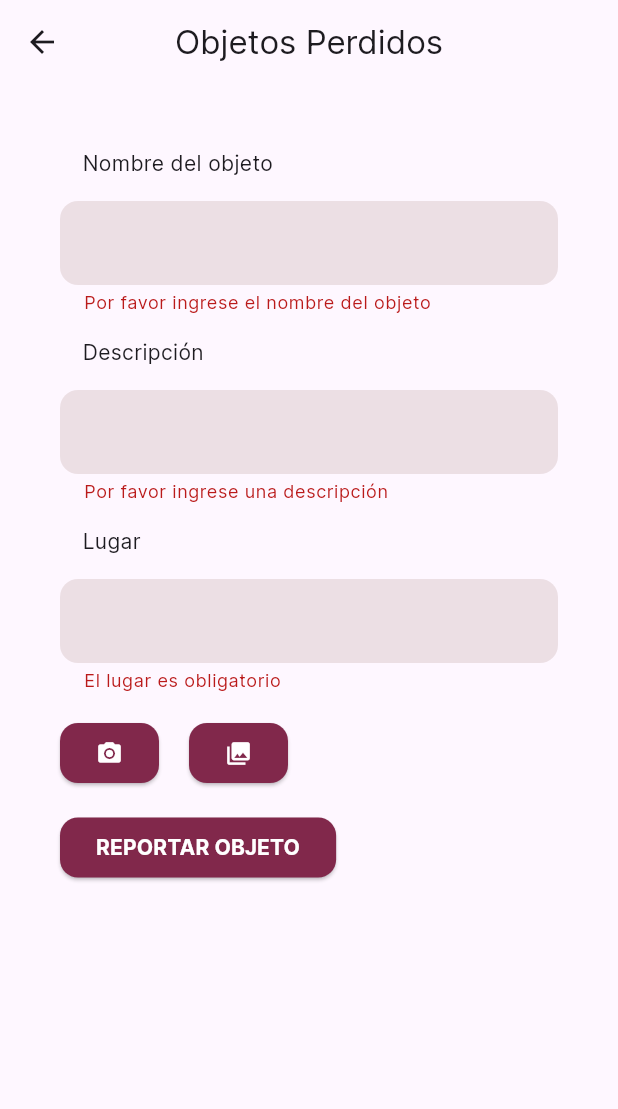
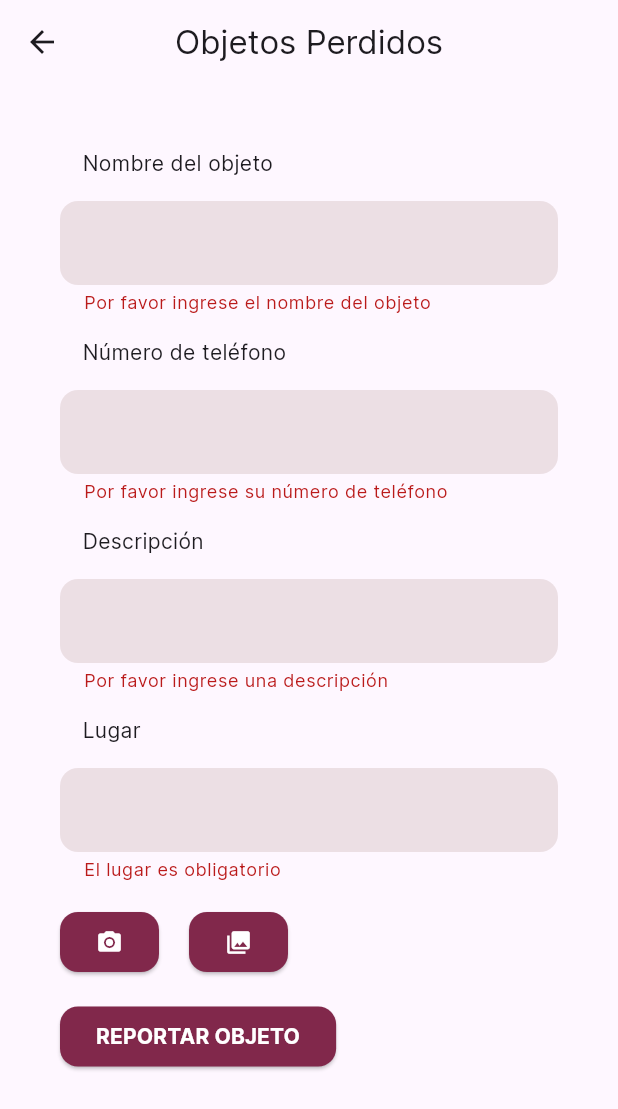
Before and after one commit to PabloToledoBarahona/UniFindApp, a Flutter app: the LostItemForm screen opened directly, after a tap on "REPORTAR OBJETO", on a phone screen of 412 x 824 dp. Shown: the top 1109 px of the screen. Run offline on Flutter 3.47's test engine with Material 2 defaults, Android fonts, the light colour scheme and no system bars; our stand-ins replace cloud_firestore, firebase_auth, firebase_core, firebase_storage, image_picker; accounts and stored records are empty.

Commit message:
modificacion Joseph

```diff
--- a/lib/views/lost_item/lost_item_form_controller.dart
+++ b/lib/views/lost_item/lost_item_form_controller.dart
@@ -13,7 +13,6 @@ class LostItemFormController {
   final _firebaseStorage = FirebaseStorage.instance;
   final _auth = FirebaseAuth.instance;
   final CollectionReference collection = FirebaseFirestore.instance.collection('lost_items');
-
 
   File? get image => _image;
 
@@ -48,7 +47,8 @@ class LostItemFormController {
       {required String title,
       required String description,
       required String location,
-      String? imageUrl}) async {
+      String? imageUrl,
+      required String phoneNumber}) async {
     final uid = _auth.currentUser!.uid;
     await _firestore.collection('lost_items').add({
       'name': title,
@@ -57,7 +57,8 @@ class LostItemFormController {
       'imageUrl': imageUrl,
       'timestamp': FieldValue.serverTimestamp(),
       'userId': uid,
-      'userEmail' : _auth.currentUser!.email!
+      'userEmail': _auth.currentUser!.email!,
+      'phoneNumber': phoneNumber,
     });
   }
 
@@ -81,4 +82,10 @@ Stream<List<LostItem>> fetchLostItems() {
     });
   }
 
+  String? validatePhoneNumber(String? value) {
+    if (value == null || value.trim().isEmpty) {
+      return 'Por favor ingrese su número de teléfono';
     }
+    return null;
+  }
+}
--- a/lib/views/lost_item/lost_item_page.dart
+++ b/lib/views/lost_item/lost_item_page.dart
@@ -15,6 +15,7 @@ class _LostItemFormState extends State<LostItemForm> {
   String _title = '';
   String _description = '';
   String _location = '';
+  String _phoneNumber = '';
 
   @override
   Widget build(BuildContext context) {
@@ -28,6 +29,7 @@ class _LostItemFormState extends State<LostItemForm> {
           padding: const EdgeInsets.symmetric(horizontal: 40.0, vertical: 20.0),
           child: Column(
             mainAxisAlignment: MainAxisAlignment.center,
+            crossAxisAlignment: CrossAxisAlignment.start,
             children: [
               Padding(
                 padding: const EdgeInsets.symmetric(vertical: 8.0),
@@ -36,9 +38,9 @@ class _LostItemFormState extends State<LostItemForm> {
                   child: Column(
                     crossAxisAlignment: CrossAxisAlignment.start,
                     children: [
-                      const Padding(
-                        padding: EdgeInsets.all(15.0),
-                        child: (Text('Nombre del objeto')),
+                      Padding(
+                        padding: const EdgeInsets.all(15.0),
+                        child: const Text('Nombre del objeto'),
                       ),
                       TextFormField(
                         decoration: InputDecoration(
@@ -52,9 +54,27 @@ class _LostItemFormState extends State<LostItemForm> {
                         validator: _controller.validateItemName,
                         onSaved: (value) => _title = value!,
                       ),
-                      const Padding(
-                        padding: EdgeInsets.all(15.0),
-                        child: (Text('Descripción')),
+
+                      Padding(
+                        padding: const EdgeInsets.all(15.0),
+                        child: const Text('Número de teléfono'),
+                      ),
+                      TextFormField(
+                        decoration: InputDecoration(
+                          fillColor: const Color(0xFFECDFE4),
+                          filled: true,
+                          border: OutlineInputBorder(
+                            borderSide: BorderSide.none,
+                            borderRadius: BorderRadius.circular(12),
+                          ),
+                        ),
+                        validator: _controller.validatePhoneNumber,
+                        onSaved: (value) => _phoneNumber = value!,
+                      ),
+
+                      Padding(
+                        padding: const EdgeInsets.all(15.0),
+                        child: const Text('Descripción'),
                       ),
                       TextFormField(
                         decoration: InputDecoration(
@@ -68,9 +88,10 @@ class _LostItemFormState extends State<LostItemForm> {
                         validator: _controller.validateItemDescription,
                         onSaved: (value) => _description = value!,
                       ),
-                      const Padding(
-                        padding: EdgeInsets.all(15.0),
-                        child: (Text('Lugar')),
+
+                      Padding(
+                        padding: const EdgeInsets.all(15.0),
+                        child: const Text('Lugar'),
                       ),
                       TextFormField(
                         decoration: InputDecoration(
@@ -85,7 +106,10 @@ class _LostItemFormState extends State<LostItemForm> {
                             value!.isEmpty ? 'El lugar es obligatorio' : null,
                         onSaved: (value) => _location = value!,
                       ),
-                      const Padding(padding: EdgeInsets.only(top: 16)),
+
+                      Padding(
+                        padding: const EdgeInsets.only(top: 16),
+                      ),
                       Row(
                         children: [
                           ElevatedButton(
@@ -95,8 +119,7 @@ class _LostItemFormState extends State<LostItemForm> {
                             },
                             style: ElevatedButton.styleFrom(
                               foregroundColor: Colors.white,
-                              backgroundColor:
-                                  const Color.fromRGBO(129, 40, 75, 1),
+                              backgroundColor: const Color.fromRGBO(129, 40, 75, 1),
                               shape: RoundedRectangleBorder(
                                 borderRadius: BorderRadius.circular(12),
                               ),
@@ -112,8 +135,7 @@ class _LostItemFormState extends State<LostItemForm> {
                               },
                               style: ElevatedButton.styleFrom(
                                 foregroundColor: Colors.white,
-                                backgroundColor:
-                                    const Color.fromRGBO(129, 40, 75, 1),
+                                backgroundColor: const Color.fromRGBO(129, 40, 75, 1),
                                 shape: RoundedRectangleBorder(
                                   borderRadius: BorderRadius.circular(12),
                                 ),
@@ -123,6 +145,7 @@ class _LostItemFormState extends State<LostItemForm> {
                           ),
                         ],
                       ),
+
                       Padding(
                         padding: const EdgeInsets.only(top: 15),
                         child: ElevatedButton(
@@ -135,9 +158,8 @@ class _LostItemFormState extends State<LostItemForm> {
                                   title: _title,
                                   description: _description,
                                   location: _location,
-                                  imageUrl: imageUrl);
-
-                              // ignore: use_build_context_synchronously
+                                  imageUrl: imageUrl,
+                                  phoneNumber: _phoneNumber);
                               ScaffoldMessenger.of(context).showSnackBar(
                                 const SnackBar(
                                   content: Text('Objeto Reportado'),
@@ -147,8 +169,7 @@ class _LostItemFormState extends State<LostItemForm> {
                           },
                           style: ElevatedButton.styleFrom(
                             foregroundColor: Colors.white,
-                            backgroundColor:
-                                const Color.fromRGBO(129, 40, 75, 1),
+                            backgroundColor: const Color.fromRGBO(129, 40, 75, 1),
                             shape: RoundedRectangleBorder(
                               borderRadius: BorderRadius.circular(12),
                             ),
```
Lines whose indentation alone changed are shown as unchanged.
